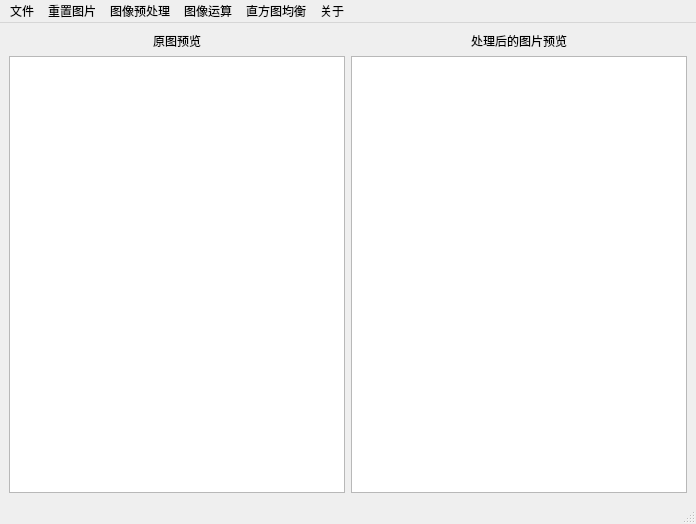
Old version of the form mainWindow.ui in the repository crazy-zxx/ImageProcessor.
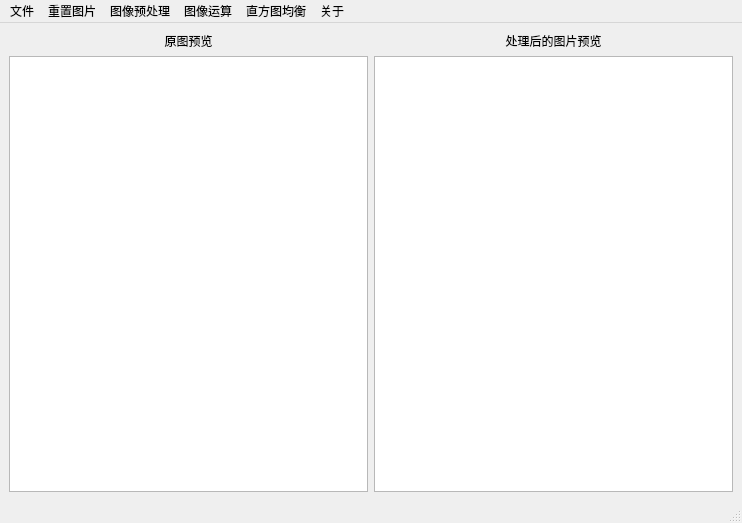
New version of the form.

```diff
--- a/mainWindow.ui
+++ b/mainWindow.ui
@@ -6,8 +6,8 @@
    <rect>
     <x>0</x>
     <y>0</y>
-    <width>696</width>
-    <height>524</height>
+    <width>742</width>
+    <height>523</height>
    </rect>
   </property>
   <property name="windowTitle">
@@ -48,7 +48,7 @@
     <rect>
      <x>0</x>
      <y>0</y>
-     <width>696</width>
+     <width>742</width>
      <height>24</height>
     </rect>
    </property>
```
Left out of the diff: 12 changed lines with no effect on the pictures.
